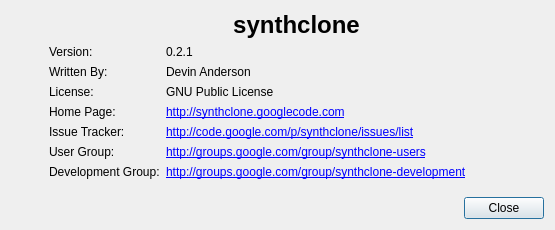
Old version of the form src/synthclone/aboutview.ui in the repository surfacepatterns/synthclone.
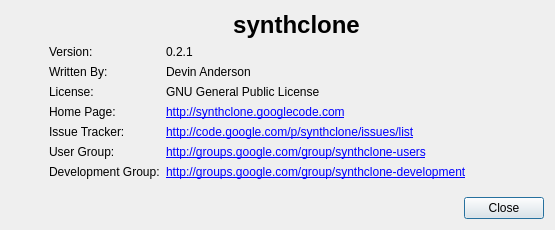
New version of the form. Icons and pictures are not drawn.

Patch:
```diff
--- a/src/synthclone/aboutview.ui
+++ b/src/synthclone/aboutview.ui
@@ -119,7 +119,7 @@
          <item row="2" column="1">
           <widget class="QLabel" name="label">
            <property name="text">
-            <string>GNU Public License</string>
+            <string>GNU General Public License</string>
            </property>
           </widget>
          </item>
```
